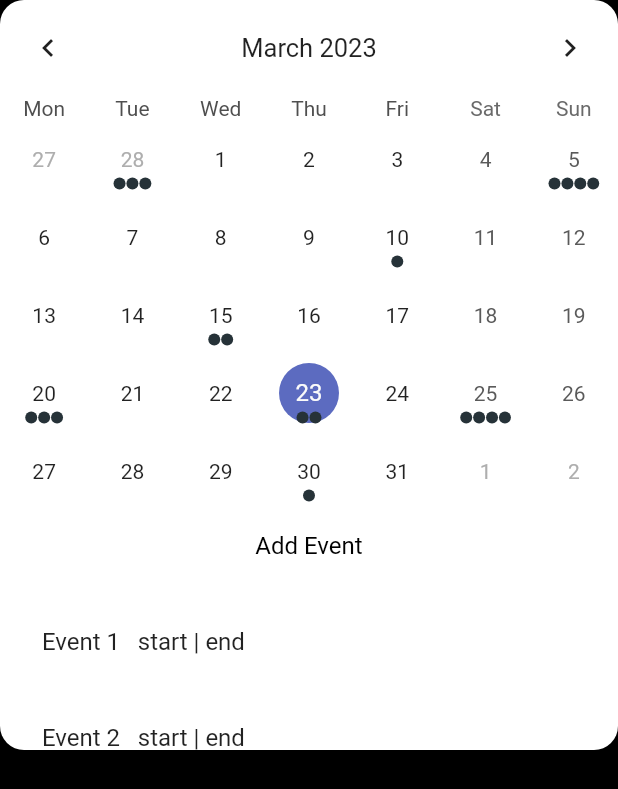
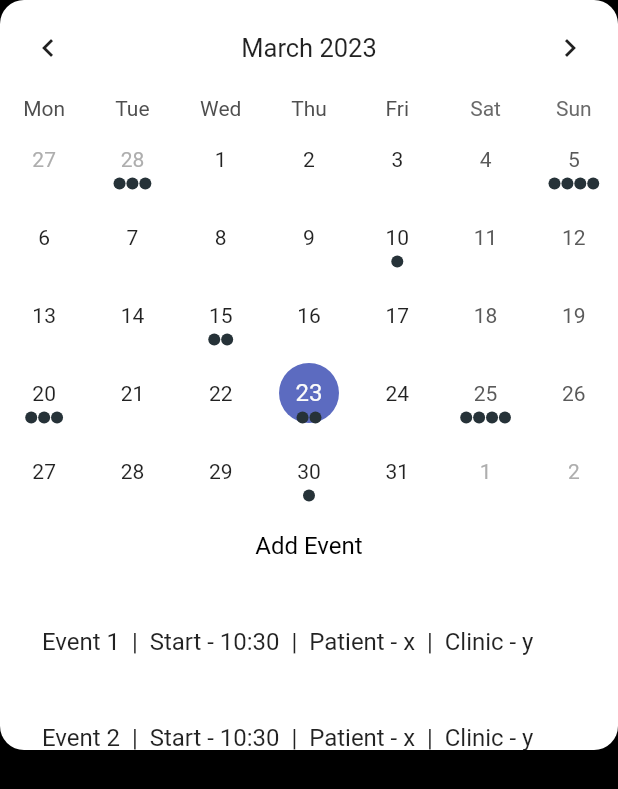
Before and after one commit to MedIzda/Frontend-With-Gitignore, a Flutter app: the MonthlyCalendar widget shown alone on an empty page, opened directly, on a phone screen of 412 x 824 dp. Shown: the top 789 px of the screen. Run offline on Flutter 3.47's test engine with Material 2 defaults, Android fonts, the phone set to English and light mode, and no system bars; drawn by our look-alikes of table_calendar.

Commit message:
Improvements to Event class
Fields matching ones from database

```diff
--- a/lib/pages/home/Calendar_utility.dart
+++ b/lib/pages/home/Calendar_utility.dart
@@ -1,16 +1,34 @@
 import 'dart:collection';
-
 import 'package:flutter/widgets.dart';
 import 'package:table_calendar/table_calendar.dart';
+import 'package:http/http.dart' as http;
+import 'dart:convert';
+
+import 'package:http/http.dart' as http;
+import 'package:flutter/material.dart';
+import '../../constants.dart';
 
 /// Example event class.
 class Event {
-  final String title;
+  String title;
+  DateTime date;
+  String patient;
+  String clinic;
 
-  const Event(this.title);
+  Event({
+    required this.title,
+    required this.date,
+    required this.patient,
+    required this.clinic,
+  });
+
+  factory Event.fromJson(dynamic json) {
+    return Event(
+        title: "json['title']", date: json['date'], patient: json['patient'], clinic: json['clinic']);
+  }
 
   @override
-  String toString() => title;
+  String toString() => '$title \t|\t Start - ${date.hour}:${date.minute} \t|\t Patient - $patient \t|\t Clinic - $clinic';
 }
 
 class EventState with ChangeNotifier {
@@ -37,25 +55,27 @@ int getNumberofEvents() {
   }
 }
 
-_retrievePatients() async {
-  patients = [];
-  List response = json
-      .decode((await client.get(Uri.http('127.0.0.1:8000', 'patients'))).body);
+Future<List<Event>> _retrieveAppointments() async {
+  http.Client client = http.Client();
+  List<Event> appointments = [];
+  List response = json.decode(
+    (await client.get(Uri.http('127.0.0.1:8000', 'appointments'))).body);
   for (var element in response) {
-    patients.add(Patient.fromJson(element));
+    appointments.add(Event.fromJson(element));
   }
-  patientsFiltered = patients;
-  setState(() {});
+  // appointmentsFiltered = appointments;
+  return appointments;
 }
 
 final _kEventSource = {
   for (var item in List.generate(50, (index) => index))
     DateTime.utc(kFirstDay.year, kFirstDay.month, item * 5): List.generate(
-        item % 4 + 1, (index) => Event('Event ${index + 1} \t start | end'))
+        item % 4 + 1, (index) => Event(title: 'Event ${index + 1}', date: DateTime.utc(kFirstDay.year, kFirstDay.month, item * 5),
+                                                   patient: 'x', clinic: 'y'))
 }..addAll({
     kToday: [
-      const Event('Event 1 \t start | end'),
-      const Event('Event 2 \t start | end'),
+      Event(title: 'Event 1', date: DateTime.now(), patient: 'x', clinic: 'y'),
+      Event(title: 'Event 2', date: DateTime.now(), patient: 'x', clinic: 'y'),
     ],
   });
 
--- a/lib/pages/home/monthly_calendar.dart
+++ b/lib/pages/home/monthly_calendar.dart
@@ -79,8 +79,8 @@ class _MonthlyCalendarState extends State<MonthlyCalendar> {
                 onPressed: () {
                   addEvent(
                       _focusedDay,
-                      Event(
-                          'Event ${(kEvents[_focusedDay]?.length ?? 0) + 1} \t start | end'));
+                      Event(title: 'Event ${(kEvents[_focusedDay]?.length ?? 0) + 1}', date: DateTime.now(), patient: 'x', clinic: 'y')
+                    );
                   setState(() {});
                 },
                 style: TextButton.styleFrom(
```
